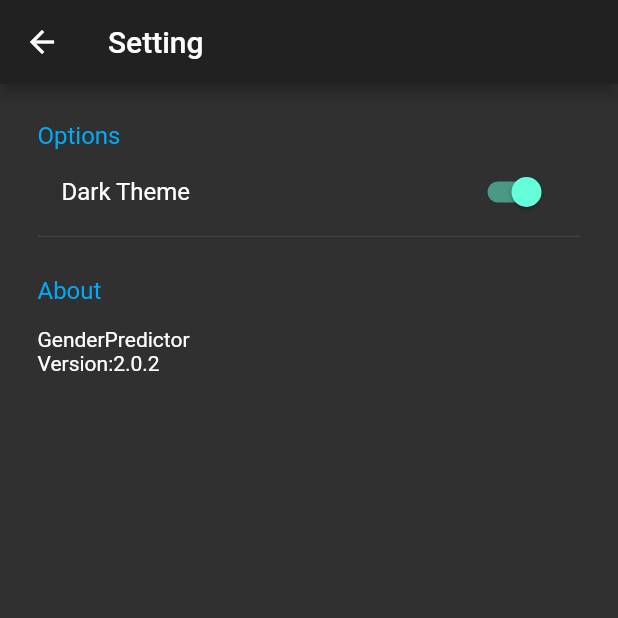
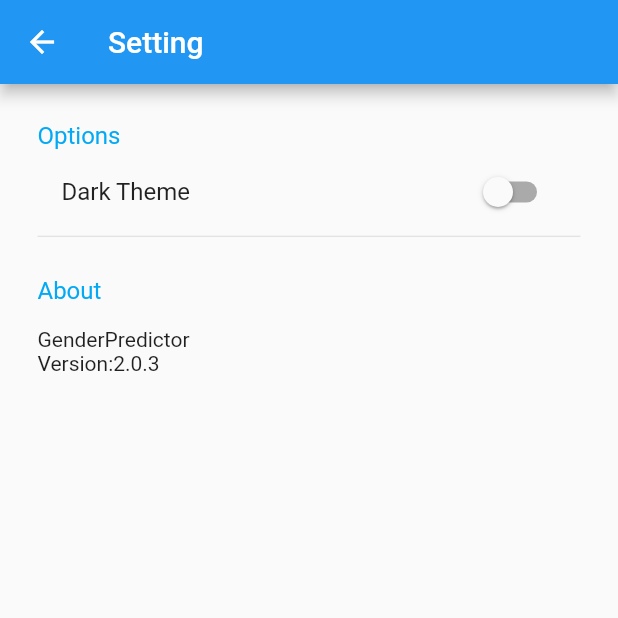
Before and after one commit to imkiller32/Gender_Prediction, a Flutter app: the screen it shows after launch, after a tap on the "settings" icon, on a phone screen of 412 x 824 dp, the top half of it. Run offline on Flutter 3.47's test engine with Material 2 defaults, Android fonts, the phone set to English and light mode, and no system bars; our stand-ins replace fluttertoast, shared_preferences.

Commit message:
Theme State Persist

```diff
--- a/lib/main.dart
+++ b/lib/main.dart
@@ -16,7 +16,7 @@ class MyApp extends StatelessWidget {
       DeviceOrientation.portraitDown,
     ]);
     return ChangeNotifierProvider<ThemeChanger>(
-      builder: (_) => ThemeChanger(ThemeData.dark()),
+      builder: (_) => ThemeChanger(),
       child: new MaterialAppWithTheme(),
     );
   }
--- a/lib/module.dart
+++ /dev/null
@@ -1,16 +0,0 @@
-class Module {
-
-  bool dartTheme;
-
-  Module(this.dartTheme);
-
-  void setTheme(darkTheme){
-    this.dartTheme=darkTheme;
-  }
-
-  bool getTheme(){
-    return this.dartTheme;
-  }
-}
-
-Module module = Module(true);
--- a/lib/settings.dart
+++ b/lib/settings.dart
@@ -1,7 +1,6 @@
 import 'package:flutter/material.dart';
 import 'package:gender_prediction/theme.dart';
 import 'package:provider/provider.dart';
-import 'module.dart';
 
 void main() => runApp(Setting());
 
@@ -23,11 +22,11 @@ class SettingPage extends StatefulWidget {
 }
 
 class _SettingPageState extends State<SettingPage> {
-  bool darkTheme = module.getTheme();
-
   @override
   Widget build(BuildContext context) {
     ThemeChanger _themeChanger = Provider.of<ThemeChanger>(context);
+    ThemeData data = _themeChanger.getTheme();
+
     return SingleChildScrollView(
       child: Container(
         child: Padding(
@@ -43,16 +42,12 @@ class _SettingPageState extends State<SettingPage> {
               ListTile(
                 title: Text('Dark Theme'),
                 trailing: Switch(
-                  value: darkTheme,
-                  onChanged: (value) {
-                    setState(() {
-                      module.setTheme(value);
-                      darkTheme = module.getTheme();
-                      if (value == true)
-                        _themeChanger.setTheme(ThemeData.dark());
-                      else
-                        _themeChanger.setTheme(ThemeData.light());
-                    });
+                  value: data == ThemeData.dark(),
+                  onChanged: (value) async {
+                    if (value == true)
+                      _themeChanger.setTheme(ThemeData.dark());
+                    else
+                      _themeChanger.setTheme(ThemeData.light());
                   },
                 ),
               ),
@@ -70,7 +65,7 @@ class _SettingPageState extends State<SettingPage> {
                 padding: EdgeInsets.only(top: 15.0),
               ),
               Text('GenderPredictor'),
-              Text('Version:2.0.2'),
+              Text('Version:2.0.3'),
             ],
           ),
         ),
--- a/lib/theme.dart
+++ b/lib/theme.dart
@@ -1,11 +1,37 @@
 import 'package:flutter/material.dart';
+import 'package:shared_preferences/shared_preferences.dart';
+import 'package:async/async.dart';
+
+Future<bool> getSharedTheme() async {
+  SharedPreferences prefs = await SharedPreferences.getInstance();
+  bool theme = prefs.getBool('theme') ?? false;
+  print('GetSharedThme : $theme');
+  return theme;
+}
+
+Future<Null> changeShared(theme) async {
+  SharedPreferences prefs = await SharedPreferences.getInstance();
+  await prefs.setBool('theme', theme);
+  print('ChangeSharedTheme : $theme');
+}
 
 class ThemeChanger with ChangeNotifier {
   ThemeData _themeData;
-  ThemeChanger(this._themeData);
+
+  Future<Null> init() async {
+    _themeData =
+        (await getSharedTheme() == true) ? ThemeData.dark() : ThemeData.light();
+    notifyListeners();
+  }
+
+  ThemeChanger() {
+    init();
+  }
+
   getTheme() => _themeData;
-  setTheme(ThemeData theme) {
+  setTheme(ThemeData theme) async {
     _themeData = theme;
+    await changeShared(theme == ThemeData.dark());
     notifyListeners();
   }
 }
--- a/pubspec.yaml
+++ b/pubspec.yaml
@@ -11,7 +11,7 @@ description: A new Flutter project.
 # In iOS, build-name is used as CFBundleShortVersionString while build-number used as CFBundleVersion.
 # Read more about iOS versioning at
 # https://developer.apple.com/library/archive/documentation/General/Reference/InfoPlistKeyReference/Articles/CoreFoundationKeys.html
-version: 3.0.0+2
+version: 3.0.0+3
 
 environment:
   sdk: ">=2.2.2 <3.0.0"
@@ -19,13 +19,11 @@ environment:
 dependencies:
   flutter:
     sdk: flutter
-
-  # The following adds the Cupertino Icons font to your application.
-  # Use with the CupertinoIcons class for iOS style icons.
   cupertino_icons: ^0.1.2
   http: ^0.12.0
   fluttertoast: ^3.1.0
   provider:
+  shared_preferences:
 
 dev_dependencies:
   flutter_test:
```
Also changed, not shown: pubspec.lock, 1 other file.
